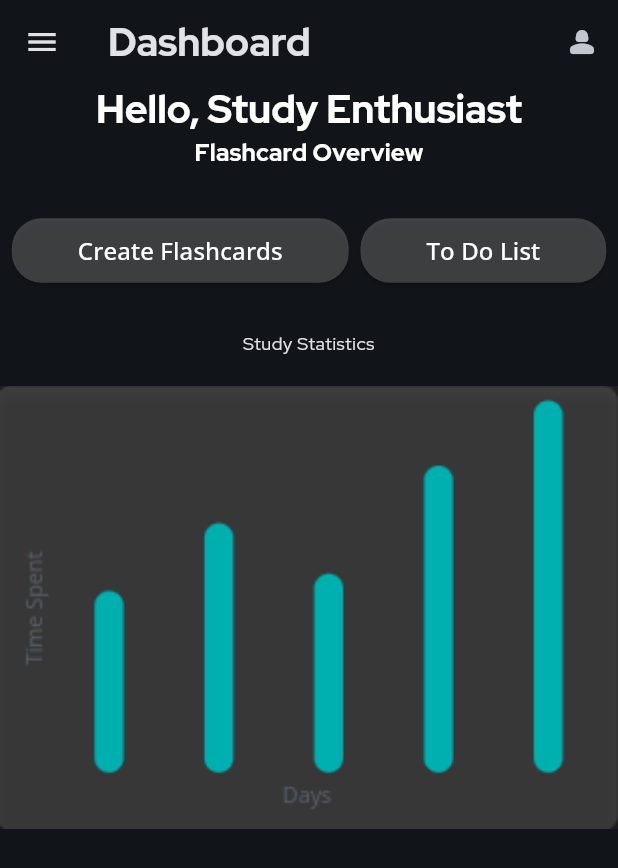
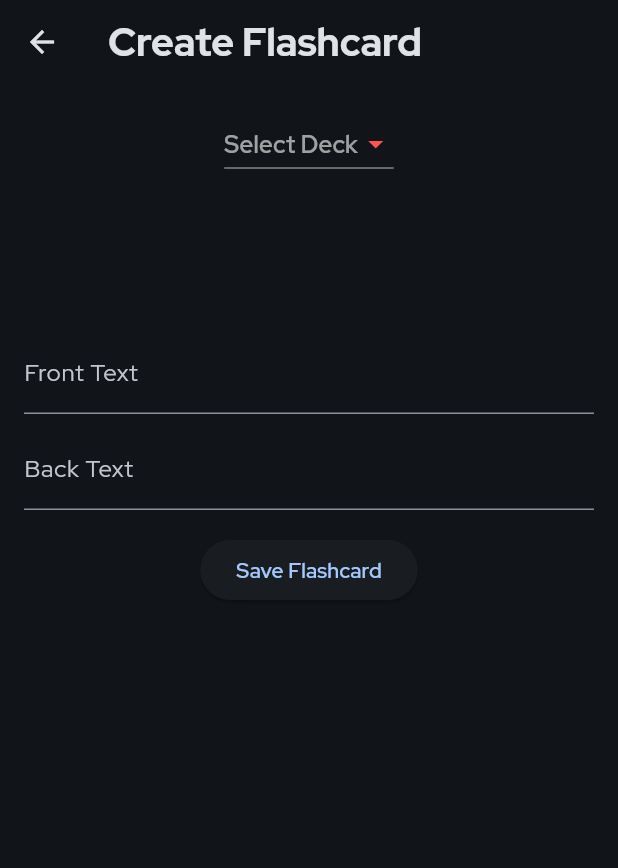
Before and after one commit to cryleafing/speechverse_v21, a Flutter app: the Dashboard screen opened by its route, after a tap on "Create Flashcards", on a phone screen of 412 x 824 dp. Shown: the top 868 px of the screen. Run offline on Flutter 3.47's test engine with Material 3 defaults, Android fonts, the phone set to English and light mode, and no system bars; our stand-ins replace shared_preferences, sqflite; accounts and stored records are empty.

Commit message:
flutter clean and new features.

```diff
--- a/lib/main.dart
+++ b/lib/main.dart
@@ -1,5 +1,7 @@
 import 'package:flutter/material.dart';
+import 'package:speechverse_v2/screens/decks.dart';
 import 'package:speechverse_v2/screens/to_do_list.dart';
+import 'screens/createflashcard.dart';
 import 'screens/dashboard.dart';
 import 'screens/home_page.dart';
 import 'app_theme.dart';
@@ -28,8 +30,10 @@ class MyApp extends StatelessWidget {
         routes: {
           '/getstarted': (context) => MyHomePage(), // Home page
           '/dashboard': (context) => Dashboard(),
-          '/todolist': (context) => TodoList(prefs: prefs),
+          '/todolist': (context) => TodoList(),
           '/profile': (context) => Profile(),
+          '/createflashcard': (context) => CreateFlashcard(),
+          '/decks': (context) => DecksPage(),
           // Start page
           // Add more routes later as the pages increase
         });
--- /dev/null
+++ b/lib/screens/createflashcard.dart
@@ -0,0 +1,152 @@
+import 'package:flutter/material.dart';
+import 'package:speechverse_v2/sqlite/flashcard_db_helper.dart';
+
+// using two databases for scalability and maintanability
+
+// data model for deck
+
+class Deck {
+  final int?
+      id; // Nullable because the ID is auto-generated by the database upon insertion.
+  final String deckName;
+
+  Deck({this.id, required this.deckName});
+
+  // Convert a Deck object into a Map object.
+  Map<String, dynamic> toMap() {
+    return {
+      'id':
+          id, // This will be null if it's a new deck that hasn't been inserted into the database yet.
+      'deck_name': deckName,
+    };
+  }
+
+  // Construct a Deck from a Map object.
+  factory Deck.fromMap(Map<String, dynamic> map) {
+    return Deck(
+      id: map['id'],
+      deckName: map['deck_name'],
+    );
+  }
+}
+
+class CreateFlashcard extends StatefulWidget {
+  const CreateFlashcard({super.key});
+
+  @override
+  _CreateFlashcardState createState() => _CreateFlashcardState();
+}
+
+class _CreateFlashcardState extends State<CreateFlashcard> {
+  List<Deck> _decks = []; // Populated from the database
+  Deck? _selectedDeck;
+
+  @override
+  void initState() {
+    super.initState();
+    _loadDecks();
+  }
+
+  final _frontTextController = TextEditingController();
+  final _backTextController = TextEditingController();
+
+  Future<void> _loadDecks() async {
+    final List<Map<String, dynamic>> deckMaps =
+        await FlashcardDatabaseHelper.instance.getAllDecks();
+    setState(() {
+      _decks = deckMaps.map((map) => Deck.fromMap(map)).toList();
+    });
+  }
+
+  @override
+  Widget build(BuildContext context) {
+    return Scaffold(
+      appBar: AppBar(
+        title: const Text('Create Flashcard'),
+      ),
+      body: Padding(
+        padding: const EdgeInsets.all(16.0),
+        child: Column(
+          children: [
+            DropdownButton<Deck>(
+              iconEnabledColor: Colors.blueAccent,
+              iconDisabledColor: Colors.redAccent,
+              value: _selectedDeck,
+              hint: const Text('Select Deck'),
+              onChanged: (Deck? newValue) {
+                setState(() {
+                  _selectedDeck = newValue;
+                });
+              },
+              // use a drop down here for the decks
+              items: _decks.map<DropdownMenuItem<Deck>>((Deck deck) {
+                return DropdownMenuItem<Deck>(
+                  value: deck,
+                  child: Text(deck.deckName),
+                );
+              }).toList(),
+            ),
+            const SizedBox(height: 100),
+            TextFormField(
+              controller: _frontTextController,
+              decoration: const InputDecoration(
+                labelText: 'Front Text',
+              ),
+            ),
+            const SizedBox(height: 8),
+            TextFormField(
+              controller: _backTextController,
+              decoration: const InputDecoration(
+                labelText: 'Back Text',
+              ),
+            ),
+            const SizedBox(height: 16),
+            ElevatedButton(
+              onPressed: _saveFlashcard,
+              child: const Text('Save Flashcard'),
+            ),
+          ],
+        ),
+      ),
+    );
+  }
+
+  void _saveFlashcard() async {
+    final String frontText = _frontTextController.text;
+    final String backText = _backTextController.text;
+
+    // Validate input
+    if (frontText.isEmpty || backText.isEmpty || _selectedDeck == null) {
+      // remind the user to fill in everything
+      ScaffoldMessenger.of(context).showSnackBar(
+        const SnackBar(
+          content: Text(
+              'Please fill in both sides of the flashcard and select a deck.'),
+        ),
+      );
+      return;
+    }
+
+    // save flashcard to the selected deck
+    await FlashcardDatabaseHelper.instance.addFlashcard(
+      frontText: frontText,
+      backText: backText,
+      deckId: _selectedDeck!.id!,
+    );
+
+    // Clear the text fields
+    _frontTextController.clear();
+    _backTextController.clear();
+    // show confirmation message
+    const SnackBar(
+      content: Text('Flashcard saved to deck.'),
+    );
+  }
+
+  @override
+  void dispose() {
+    _frontTextController.dispose();
+    _backTextController.dispose();
+    super.dispose();
+  }
+}
--- a/lib/screens/dashboard.dart
+++ b/lib/screens/dashboard.dart
@@ -47,7 +47,7 @@ class Dashboard extends StatelessWidget {
                 children: [
                   ElevatedButton(
                     onPressed: () {
-                      // Handle button press
+                      Navigator.pushNamed(context, '/createflashcard');
                     },
                     style: ElevatedButton.styleFrom(
                       backgroundColor: Theme.of(context).splashColor,
@@ -149,6 +149,14 @@ class Dashboard extends StatelessWidget {
                 },
               ),
               ListTile(
+                leading: const Icon(Icons.deck_outlined),
+                title: const Text('Decks'),
+                onTap: () {
+                  // go to decks
+                  Navigator.pushNamed(context, '/decks');
+                },
+              ),
+              ListTile(
                 leading: const Icon(Icons.settings),
                 title: const Text('Settings'),
                 onTap: () {
--- /dev/null
+++ b/lib/sqlite/flashcard_db_helper.dart
@@ -0,0 +1,98 @@
+import 'package:sqflite/sqflite.dart';
+import 'package:path/path.dart';
+
+class FlashcardDatabaseHelper {
+  static final FlashcardDatabaseHelper instance =
+      FlashcardDatabaseHelper._init();
+  static Database? _database;
+
+  FlashcardDatabaseHelper._init();
+
+  Future<Database> get database async {
+    if (_database != null) return _database!;
+
+    _database = await _initDB('flashcards.db');
+    return _database!;
+  }
+
+  Future<Database> _initDB(String filePath) async {
+    final dbPath = await getDatabasesPath();
+    final path = join(dbPath, filePath);
+
+    return await openDatabase(path,
+        version: 1, onCreate: _createDB, onUpgrade: _onUpgrade);
+  }
+
+  Future _createDB(Database db, int version) async {
+    const idType = 'INTEGER PRIMARY KEY AUTOINCREMENT';
+    const textType = 'TEXT NOT NULL';
+
+    await db.execute('''
+    CREATE TABLE decks (
+      id $idType,
+      deck_name $textType
+    )
+    ''');
+
+    await db.execute('''
+    CREATE TABLE flashcards (
+      id $idType,
+      front_text $textType,
+      back_text $textType,
+      deck_id INTEGER,
+      FOREIGN KEY (deck_id) REFERENCES decks(id)
+    )
+    ''');
+  }
+
+  Future<int> addDeck(String deckName) async {
+    final db = await instance.database;
+
+    final id = await db.insert('decks', {'deck_name': deckName});
+    return id;
+  }
+
+  Future<int> addFlashcard(
+      {required String frontText,
+      required String backText,
+      required int deckId}) async {
+    final db = await instance.database;
+
+    final id = await db.insert('flashcards', {
+      'front_text': frontText,
+      'back_text': backText,
+      'deck_id': deckId,
+    });
+    return id;
+  }
+
+  Future<List<Map<String, dynamic>>> getAllDecks() async {
+    final db = await instance.database;
+
+    final result = await db.query('decks');
+    return result.toList();
+  }
+
+  Future<List<Map<String, dynamic>>> getFlashcards(int deckId) async {
+    final db = await instance.database;
+
+    final result = await db.query(
+      'flashcards',
+      where: 'deck_id = ?',
+      whereArgs: [deckId],
+    );
+    return result.toList();
+  }
+
+  // Implement other CRUD methods as needed
+
+  Future close() async {
+    final db = await instance.database;
+
+    db.close();
+  }
+
+  Future _onUpgrade(Database db, int oldVersion, int newVersion) async {
+    // Handle database upgrade if needed
+  }
+}
--- a/pubspec.yaml
+++ b/pubspec.yaml
@@ -37,6 +37,9 @@ dependencies:
   cupertino_icons: ^1.0.2
   fl_chart: ^0.65.0
   shared_preferences: ^2.2.2
+  sqflite: ^2.3.2
+  path: ^1.8.3
+  path_provider: ^2.1.2
 
 dev_dependencies:
   flutter_test:
```
Also changed, not shown: lib/screens/decks.dart (added, +111 -0 lines), lib/screens/to_do_list.dart (+47 -48 lines), lib/sqlite/todo_db_helper.dart (added, +49 -0 lines), pubspec.lock, 1 other file.
